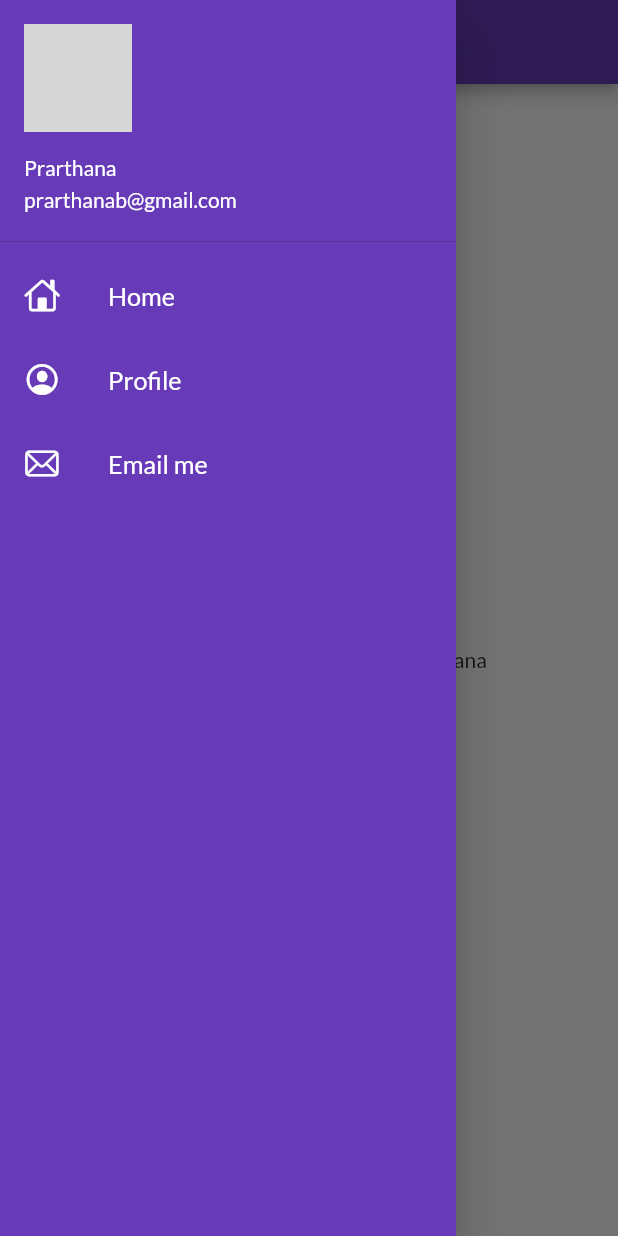
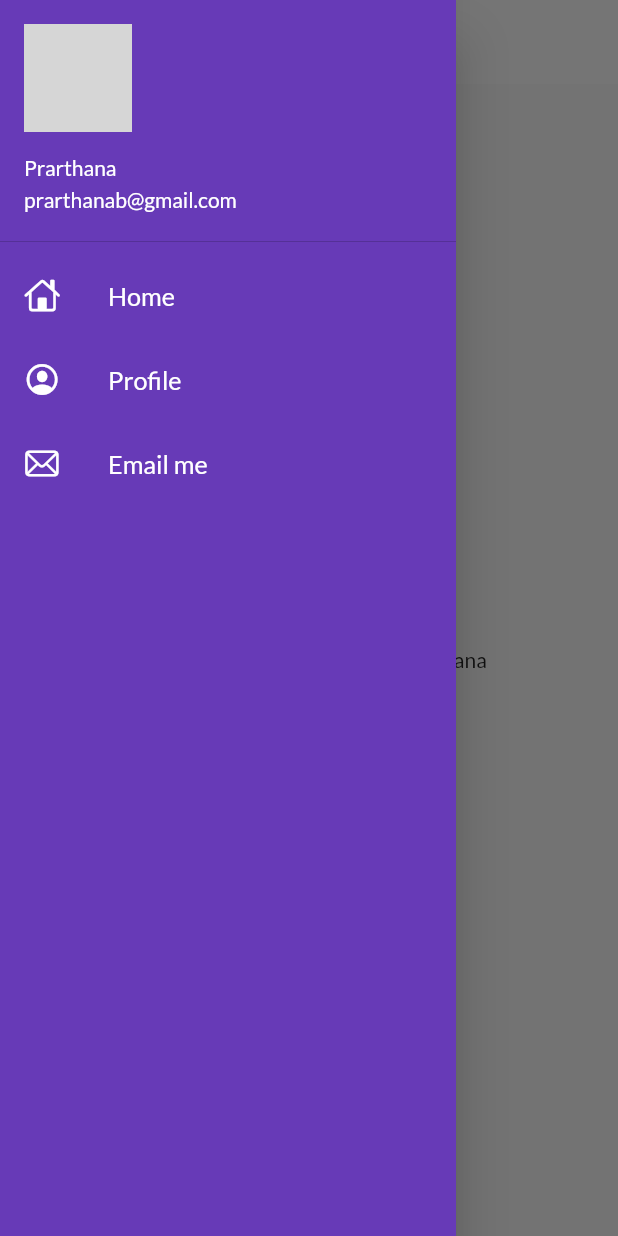
Before and after one commit to PrarthanaBhatt/30DaysOfFlutter, a Flutter app: the screen it shows after launch, with the side drawer open, on a phone screen of 412 x 824 dp. Run offline on Flutter 3.47's test engine with Material 2 defaults, Android fonts, the phone set to English and light mode, and no system bars; our stand-ins replace google_fonts; network calls fail; grey boxes are pictures that could not be loaded.

Commit message:
themes extracted

```diff
--- a/lib/main.dart
+++ b/lib/main.dart
@@ -1,6 +1,7 @@
 import 'package:flutter/material.dart';
 import 'package:flutter_catalog/pages/login_page.dart';
 import 'package:flutter_catalog/utils/routes.dart';
+import 'package:flutter_catalog/widgets/themes.dart';
 import 'pages/home_page.dart';
 import 'package:google_fonts/google_fonts.dart';
 
@@ -14,17 +15,11 @@ class MyApp extends StatelessWidget {
   @override
   Widget build(BuildContext context) {
     return MaterialApp(
-      // home: HomePage(),
+      debugShowCheckedModeBanner: false,
       themeMode: ThemeMode.light,
-      theme: ThemeData(
-        primarySwatch: Colors.deepPurple,
-        fontFamily: GoogleFonts.lato().fontFamily,
-        ),
-        debugShowCheckedModeBanner: false,
-      darkTheme: ThemeData(
-        brightness: Brightness.dark,
-      ),
-      initialRoute:MyRoutes.homeRoute,
+      theme: MyTheme.lightTheme(context),
+      darkTheme: MyTheme.darkTheme(context),
+      initialRoute: MyRoutes.homeRoute,
       routes: {
         "/": (context) => LoginPage(),
         MyRoutes.homeRoute: (context) => HomePage(),
--- a/lib/widgets/drawer.dart
+++ b/lib/widgets/drawer.dart
@@ -6,9 +6,9 @@ class MyDrawer extends StatelessWidget {
 
   @override
   Widget build(BuildContext context) {
-    // final imageUrl = "https://www.shutterstock.com/image-illustration/color-portrait-cute-cartoon-girl-profile-1793950984";
-  final imageUrl =
-     "https://avatars.githubusercontent.com/u/12619420?s=460&u=26db98cbde1dd34c7c67b85c240505a436b2c36d&v=4";
+    final imageUrl = "https://image.shutterstock.com/image-illustration/color-portrait-cute-cartoon-girl-600w-1793950984.jpg";
+  // final imageUrl =
+  //    "https://avatars.githubusercontent.com/u/12619420?s=460&u=26db98cbde1dd34c7c67b85c240505a436b2c36d&v=4";
     return Drawer(
       child: Container(
         color: Colors.deepPurple,
--- /dev/null
+++ b/lib/widgets/themes.dart
@@ -0,0 +1,20 @@
+import 'package:flutter/material.dart';
+import 'package:flutter/material.dart';
+import 'package:flutter/material.dart';
+import 'package:google_fonts/google_fonts.dart';
+
+class MyTheme {
+  static ThemeData lightTheme(BuildContext context) => ThemeData(
+      primarySwatch: Colors.deepPurple,
+      fontFamily: GoogleFonts.lato().fontFamily,
+      appBarTheme: AppBarTheme(
+        color: Colors.white,
+        elevation: 0.0,
+        iconTheme: IconThemeData(color: Colors.black),
+        textTheme: Theme.of(context).textTheme,
+      ));
+
+  static ThemeData darkTheme(BuildContext context) => ThemeData(
+        brightness: Brightness.dark,
+      );
+}
```
